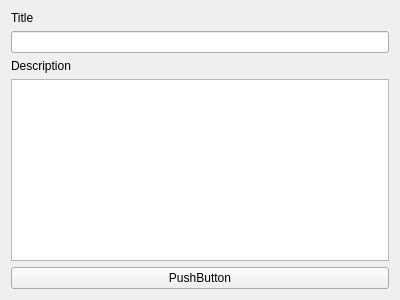
Old version of the form Tusker/newtask.ui in the repository janindu2r/tusker.
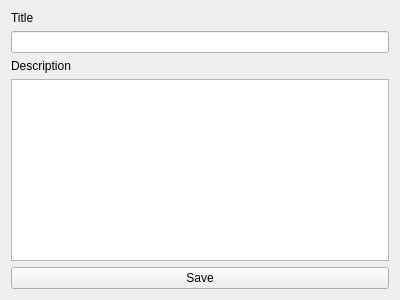
New version of the form.

Patch:
```diff
--- a/Tusker/newtask.ui
+++ b/Tusker/newtask.ui
@@ -41,7 +41,7 @@
    <item>
     <widget class="QPushButton" name="pushButton">
      <property name="text">
-      <string>PushButton</string>
+      <string>Save</string>
      </property>
     </widget>
    </item>
```
